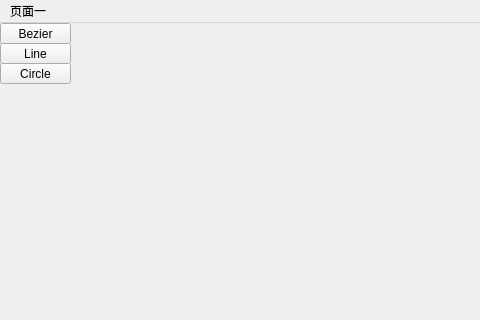
Above: mainwindow.ui from Yong-Sun-2001/Painter before the change; both pictures show x 0 to 480 and y 0 to 320 of the 898 by 609 pixel window. Below: the same form after it.
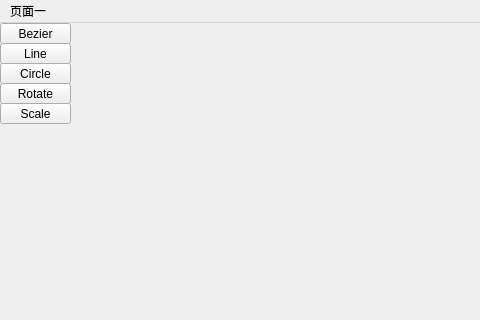
That is the form after the change.

```diff
--- a/mainwindow.ui
+++ b/mainwindow.ui
@@ -78,6 +78,32 @@
      <string>Circle</string>
     </property>
    </widget>
+   <widget class="QToolButton" name="toolButton_5">
+    <property name="geometry">
+     <rect>
+      <x>0</x>
+      <y>60</y>
+      <width>71</width>
+      <height>21</height>
+     </rect>
+    </property>
+    <property name="text">
+     <string>Rotate</string>
+    </property>
+   </widget>
+   <widget class="QToolButton" name="toolButton_6">
+    <property name="geometry">
+     <rect>
+      <x>0</x>
+      <y>80</y>
+      <width>71</width>
+      <height>21</height>
+     </rect>
+    </property>
+    <property name="text">
+     <string>Scale</string>
+    </property>
+   </widget>
   </widget>
   <widget class="QMenuBar" name="menubar">
    <property name="geometry">
```
Left out of the diff: 2 changed lines with no effect on the pictures.
